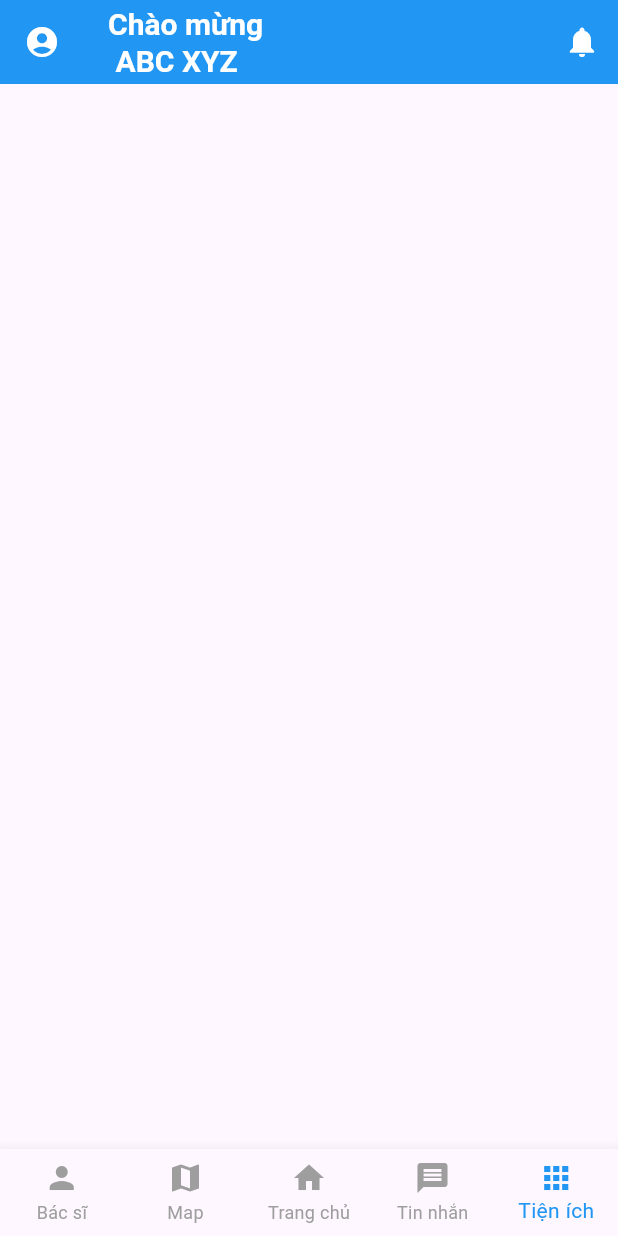
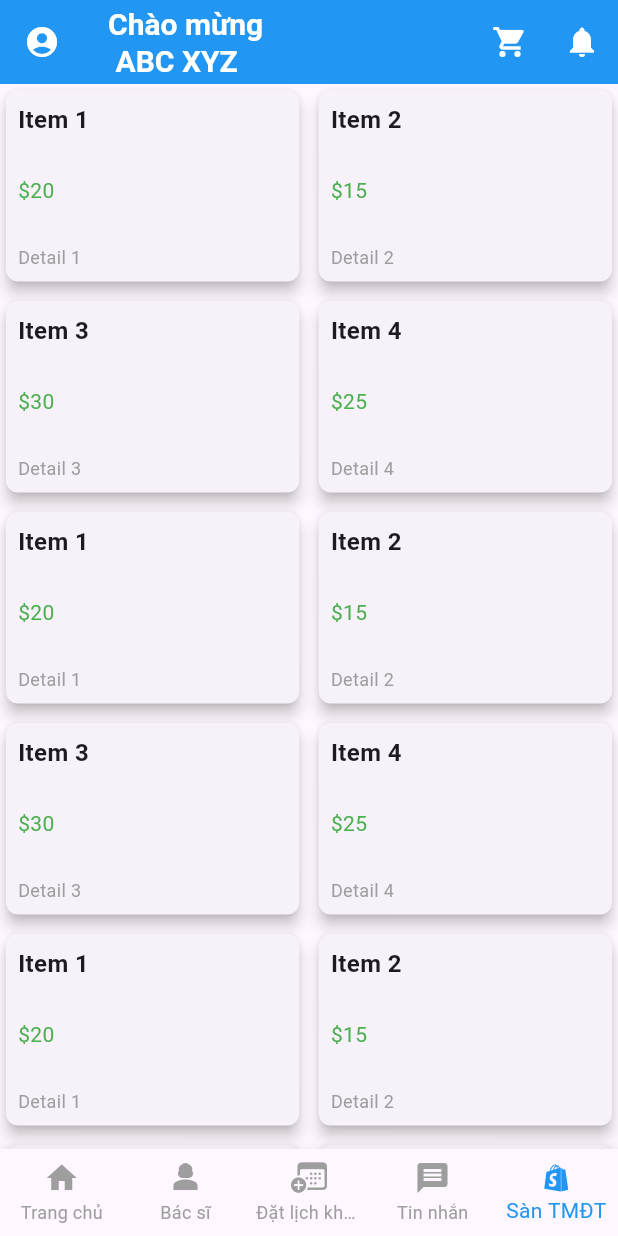
Before and after one commit to pixelgame239/TOIKHOE, a Flutter app: the HomeScreen screen opened directly, item 5 of the bottom bar chosen, on a phone screen of 412 x 824 dp. Run offline on Flutter 3.47's test engine with Material 3 defaults, Android fonts, the phone set to English and light mode, and no system bars; our stand-ins replace image_picker; missing offline and left inert: mysql1.

Commit message:
23/12ModifyUI

```diff
--- a/lib/MainScreen/home_Screen.dart
+++ b/lib/MainScreen/home_Screen.dart
@@ -1,5 +1,8 @@
+import 'package:flutter/cupertino.dart';
 import 'package:flutter/material.dart';
 import 'package:toikhoe/MainScreen/home_element.dart';
+import 'package:toikhoe/MainScreen/tmdt_screen.dart';
+import 'package:toikhoe/additionalScreen/mycart_screen.dart';
 import 'package:toikhoe/additionalScreen/notification_screen.dart';
 import 'package:toikhoe/additionalScreen/profile_screen.dart';
 
@@ -20,8 +23,12 @@ class _HomeScreenState extends State<HomeScreen> {
     super.initState();
   }
   Widget? _screen(int currentIndex){
-    if(currentIndex==2){
+    if(currentIndex==0){
       return const HomeElement();
+    }
+    else if (currentIndex == 4){
+      print('index 4');
+      return const TMDTScreen();
     }
     else{
 
@@ -61,6 +68,9 @@ class _HomeScreenState extends State<HomeScreen> {
               color: Colors.white, fontWeight: FontWeight.bold, fontSize: 20),
         ),
         actions: [
+          IconButton(onPressed: (){
+            Navigator.push(context, MaterialPageRoute(builder: (context)=>MyCartScreen()));
+          }, icon: Icon(Icons.shopping_cart, color: Colors.white,)),
           IconButton(
               icon: const Icon(Icons.notifications, color: Colors.white),
               onPressed: () {
@@ -82,11 +92,11 @@ class _HomeScreenState extends State<HomeScreen> {
             });
           },
           items: [
-            BottomNavigationBarItem(icon: Icon(Icons.person), label: 'Bác sĩ'),
-            BottomNavigationBarItem(icon: Icon(Icons.map), label: 'Map'),
             BottomNavigationBarItem(icon: Icon(Icons.home), label: 'Trang chủ'),
+            BottomNavigationBarItem(icon: Icon(Icons.person_3), label: 'Bác sĩ'),
+            BottomNavigationBarItem(icon: Icon(CupertinoIcons.calendar_badge_plus), label: 'Đặt lịch khám'),
             BottomNavigationBarItem(icon: Icon(Icons.message), label: 'Tin nhắn'),
-            BottomNavigationBarItem(icon: Icon(Icons.apps), label: 'Tiện ích'),
+            BottomNavigationBarItem(icon: Icon(Icons.shopify), label: 'Sàn TMĐT'),
           ],
         ),
       ),
--- a/lib/MainScreen/home_element.dart
+++ b/lib/MainScreen/home_element.dart
@@ -43,7 +43,7 @@ class _HomeElementState extends State<HomeElement> {
               ),
               HomeMenuItem(
                 'Bệnh án',
-                Icons.favorite,
+                Icons.book,
                 onTap: () {
                   Navigator.push(
                     context,
@@ -53,7 +53,7 @@ class _HomeElementState extends State<HomeElement> {
                   );
                 },
               ),
-              HomeMenuItem('Bác sĩ của tôi', Icons.person,
+              HomeMenuItem('Bác sĩ của tôi', Icons.person_3,
                   onTap: () => Navigator.push(
                         context,
                         MaterialPageRoute(
@@ -61,8 +61,8 @@ class _HomeElementState extends State<HomeElement> {
                         ),
                       )),
               HomeMenuItem(
-                'Lịch nhắc',
-                Icons.calendar_today,
+                'Bác sĩ yêu thích',
+                Icons.favorite,
                 onTap: () => Navigator.push(
                   context,
                   MaterialPageRoute(
--- /dev/null
+++ b/lib/MainScreen/product_detail_screen.dart
@@ -0,0 +1,15 @@
+import 'package:flutter/material.dart';
+
+class ProductDetailScreen extends StatefulWidget {
+  const ProductDetailScreen({super.key});
+
+  @override
+  State<ProductDetailScreen> createState() => _ProductDetailScreenState();
+}
+
+class _ProductDetailScreenState extends State<ProductDetailScreen> {
+  @override
+  Widget build(BuildContext context) {
+    return const Placeholder();
+  }
+}
--- /dev/null
+++ b/lib/MainScreen/tmdt_screen.dart
@@ -0,0 +1,85 @@
+import 'package:flutter/material.dart';
+import 'package:toikhoe/MainScreen/product_detail_screen.dart';
+
+class TMDTScreen extends StatefulWidget {
+  const TMDTScreen({super.key});
+
+  @override
+  State<TMDTScreen> createState() => _TMDTScreenState();
+}
+
+class _TMDTScreenState extends State<TMDTScreen> {
+    final List<Map<String, dynamic>> items = [
+    {"name": "Item 1", "price": "\$20", "details": "Detail 1"},
+    {"name": "Item 2", "price": "\$15", "details": "Detail 2"},
+    {"name": "Item 3", "price": "\$30", "details": "Detail 3"},
+    {"name": "Item 4", "price": "\$25", "details": "Detail 4"},
+      {"name": "Item 1", "price": "\$20", "details": "Detail 1"},
+    {"name": "Item 2", "price": "\$15", "details": "Detail 2"},
+    {"name": "Item 3", "price": "\$30", "details": "Detail 3"},
+    {"name": "Item 4", "price": "\$25", "details": "Detail 4"},
+      {"name": "Item 1", "price": "\$20", "details": "Detail 1"},
+    {"name": "Item 2", "price": "\$15", "details": "Detail 2"},
+    {"name": "Item 3", "price": "\$30", "details": "Detail 3"},
+    {"name": "Item 4", "price": "\$25", "details": "Detail 4"},
+      {"name": "Item 1", "price": "\$20", "details": "Detail 1"},
+    {"name": "Item 2", "price": "\$15", "details": "Detail 2"},
+    {"name": "Item 3", "price": "\$30", "details": "Detail 3"},
+    {"name": "Item 4", "price": "\$25", "details": "Detail 4"},
+  ];
+  @override
+  Widget build(BuildContext context) {
+    return Column(
+      mainAxisAlignment: MainAxisAlignment.start,
+      children: [
+         SizedBox(
+          height: MediaQuery.of(context).size.height,
+           child: GridView.builder(
+            gridDelegate: SliverGridDelegateWithFixedCrossAxisCount(
+            crossAxisCount: 2, // Number of columns
+            crossAxisSpacing: 5, // Spacing between columns
+            mainAxisSpacing: 5, // Spacing between rows
+            childAspectRatio: 3 / 2, // Aspect ratio for grid items
+                   ),
+                   itemCount: items.length,
+                   itemBuilder: (context, index) {
+            final item = items[index];
+            return InkWell(
+              onTap: (){
+                Navigator.push(context, MaterialPageRoute(builder: (context)=>ProductDetailScreen()));
+              },
+              child: Card(
+                elevation: 4,
+                shape: RoundedRectangleBorder(
+                  borderRadius: BorderRadius.circular(8.0),
+                ),
+                child: Padding(
+                  padding: const EdgeInsets.all(8.0),
+                  child: Column(
+                    mainAxisAlignment: MainAxisAlignment.spaceBetween,
+                    crossAxisAlignment: CrossAxisAlignment.start,
+                    children: [
+                      Text(
+                        item["name"],
+                        style: TextStyle(fontSize: 16, fontWeight: FontWeight.bold),
+                      ),
+                      Text(
+                        item["price"],
+                        style: TextStyle(fontSize: 14, color: Colors.green),
+                      ),
+                      Text(
+                        item["details"],
+                        style: TextStyle(fontSize: 12, color: Colors.grey),
+                      ),
+                    ],
+                  ),
+                ),
+              ),
+            );
+                   },
+                 ),
+         ),
+      ]
+    );
+  }
+}
--- /dev/null
+++ b/lib/additionalScreen/mycart_screen.dart
@@ -0,0 +1,15 @@
+import 'package:flutter/material.dart';
+
+class MyCartScreen extends StatefulWidget {
+  const MyCartScreen({super.key});
+
+  @override
+  State<MyCartScreen> createState() => MyCartScreenState();
+}
+
+class MyCartScreenState extends State<MyCartScreen> {
+  @override
+  Widget build(BuildContext context) {
+    return const Placeholder();
+  }
+}
```
